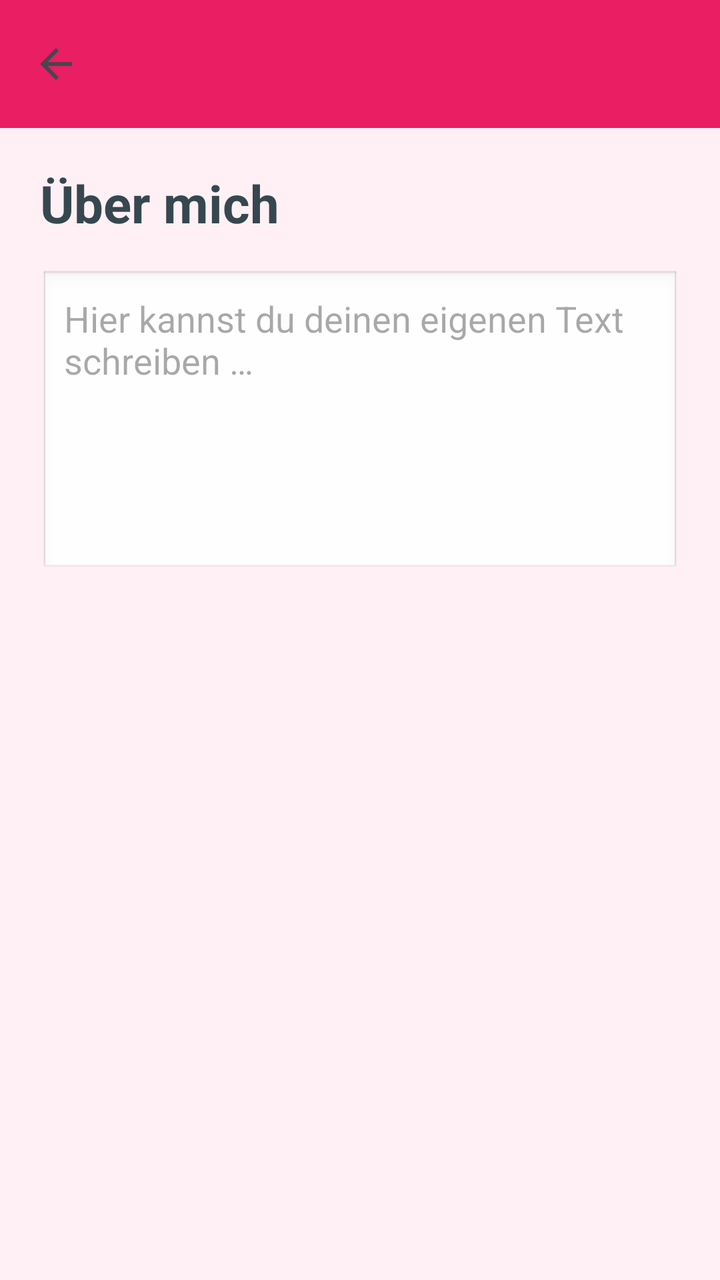
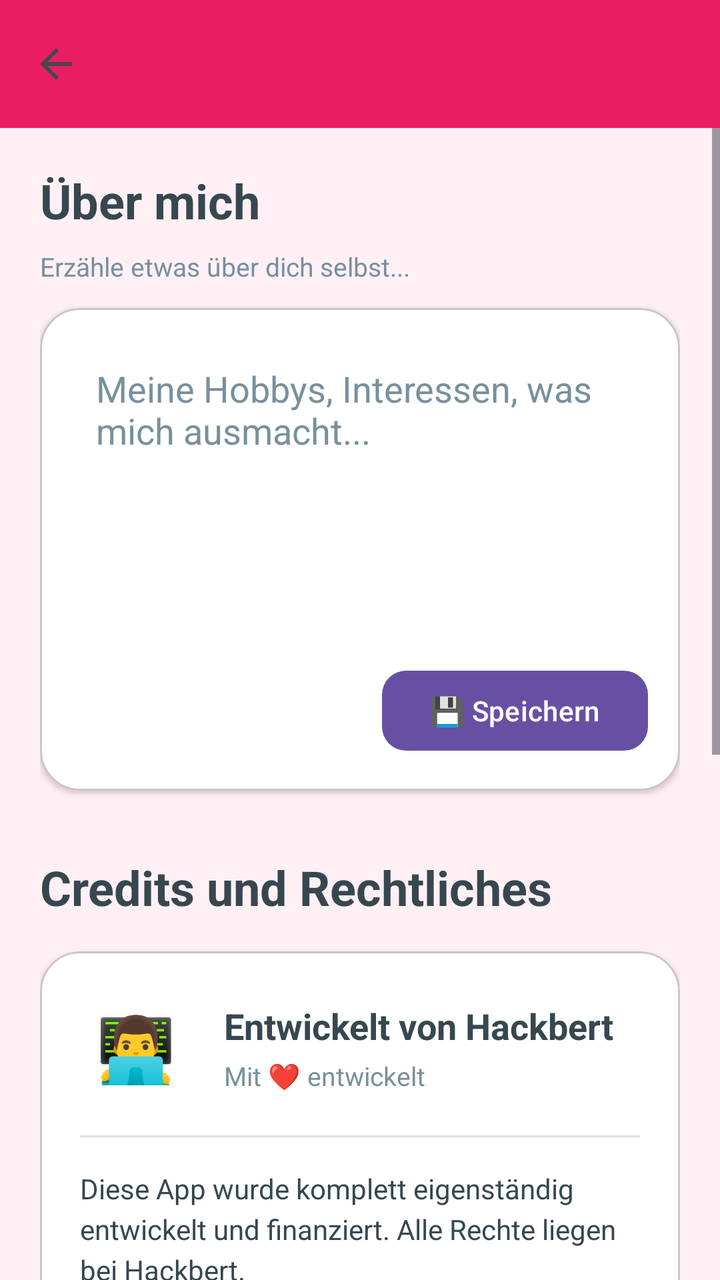

Two renders of the same Android screen: before a commit and after it. Below are the layout's source before the change and the commit's diff.
<!-- AndroidManifest.xml: application theme Theme.MeinTagebuch -->
<!-- res/layout/activity_ueber_mich.xml -->
<?xml version="1.0" encoding="utf-8"?>
<LinearLayout
    xmlns:android="http://schemas.android.com/apk/res/android"
    xmlns:app="http://schemas.android.com/apk/res-auto"
    android:layout_width="match_parent"
    android:layout_height="match_parent"
    android:orientation="vertical"
    android:background="@color/background">

    
    <include layout="@layout/include_toolbar"/>

    <ScrollView
        android:layout_width="match_parent"
        android:layout_height="match_parent">

        <LinearLayout
            android:layout_width="match_parent"
            android:layout_height="wrap_content"
            android:orientation="vertical"
            android:padding="20dp">

            <TextView
                android:layout_height="wrap_content"
                android:layout_width="wrap_content"
                android:text="Über mich"
                android:textSize="26sp"
                android:textStyle="bold"
                android:textColor="@color/primary_text"
                android:layout_marginBottom="16dp"/>

            <EditText
                android:hint="Hier kannst du deinen eigenen Text schreiben …"
                android:minLines="6"
                android:gravity="top"
                android:padding="12dp"
                android:background="@android:drawable/edit_text"
                android:layout_width="match_parent"
                android:layout_height="wrap_content"/>
        </LinearLayout>
    </ScrollView>
</LinearLayout>
<!-- res/layout/include_toolbar.xml (included above) -->
<?xml version="1.0" encoding="utf-8"?>
<androidx.appcompat.widget.Toolbar
    xmlns:android="http://schemas.android.com/apk/res/android"
    xmlns:app="http://schemas.android.com/apk/res-auto"
    android:id="@+id/toolbar"
    android:layout_width="match_parent"
    android:layout_height="?attr/actionBarSize"
    android:background="@color/primary"
    android:elevation="4dp"
    app:titleTextColor="@android:color/white"
    app:navigationIcon="?attr/homeAsUpIndicator"/>
<!-- resources referenced by this layout -->
<resources>
  <color name="background">#FFF0F5</color>
  <color name="primary">#E91E63</color>
  <color name="primary_text">#37474F</color>
  <style name="Theme.MeinTagebuch" parent="Base.Theme.MeinTagebuch" />
  <style name="Base.Theme.MeinTagebuch" parent="Theme.Material3.DayNight.NoActionBar">
          
          
      </style>
</resources>

<!-- the commit's change to res/layout/activity_ueber_mich.xml (unified diff, before → after) -->
@@ -20,23 +20,279 @@
             android:orientation="vertical"
             android:padding="20dp">
 
+            
             <TextView
-                android:layout_height="wrap_content"
                 android:layout_width="wrap_content"
+                android:layout_height="wrap_content"
                 android:text="Über mich"
-                android:textSize="26sp"
+                android:textSize="24sp"
+                android:textStyle="bold"
+                android:textColor="@color/primary_text"
+                android:layout_marginBottom="8dp"/>
+
+            <TextView
+                android:layout_width="match_parent"
+                android:layout_height="wrap_content"
+                android:text="Erzähle etwas über dich selbst..."
+                android:textSize="13sp"
+                android:textColor="@color/secondary_text"
+                android:layout_marginBottom="12dp"/>
+
+            <com.google.android.material.card.MaterialCardView
+                android:layout_width="match_parent"
+                android:layout_height="wrap_content"
+                android:layout_marginBottom="32dp"
+                app:cardCornerRadius="20dp"
+                app:cardElevation="2dp"
+                android:backgroundTint="@color/card_background">
+
+                <LinearLayout
+                    android:layout_width="match_parent"
+                    android:layout_height="wrap_content"
+                    android:orientation="vertical"
+                    android:padding="16dp">
+
+                    <EditText
+                        android:id="@+id/aboutMeEditText"
+                        android:layout_width="match_parent"
+                        android:layout_height="wrap_content"
+                        android:hint="Meine Hobbys, Interessen, was mich ausmacht..."
+                        android:textColorHint="@color/secondary_text"
+                        android:textColor="@color/primary_text"
+                        android:minLines="6"
+                        android:gravity="top|start"
+                        android:padding="12dp"
+                        android:background="@null"
+                        android:inputType="textMultiLine|textCapSentences"/>
+
+                    <Button
+                        android:id="@+id/saveAboutMeButton"
+                        android:layout_width="wrap_content"
+                        android:layout_height="wrap_content"
+                        android:text="💾 Speichern"
+                        android:layout_gravity="end"
+                        android:layout_marginTop="8dp"
+                        app:cornerRadius="12dp"/>
+                </LinearLayout>
+
+            </com.google.android.material.card.MaterialCardView>
+
+            
+            <TextView
+                android:layout_width="wrap_content"
+                android:layout_height="wrap_content"
+                android:text="Credits und Rechtliches"
+                android:textSize="24sp"
                 android:textStyle="bold"
                 android:textColor="@color/primary_text"
                 android:layout_marginBottom="16dp"/>
 
-            <EditText
-                android:hint="Hier kannst du deinen eigenen Text schreiben …"
-                android:minLines="6"
-                android:gravity="top"
-                android:padding="12dp"
-                android:background="@android:drawable/edit_text"
-                android:layout_width="match_parent"
-                android:layout_height="wrap_content"/>
+            
+            <com.google.android.material.card.MaterialCardView
+                android:layout_width="match_parent"
+                android:layout_height="wrap_content"
+                android:layout_marginBottom="16dp"
+                app:cardCornerRadius="20dp"
+                app:cardElevation="3dp"
+                android:backgroundTint="@color/card_background">
+
+                <LinearLayout
+                    android:layout_width="match_parent"
+                    android:layout_height="wrap_content"
+                    android:orientation="vertical"
+                    android:padding="20dp">
+
+                    <LinearLayout
+                        android:layout_width="match_parent"
+                        android:layout_height="wrap_content"
+                        android:orientation="horizontal"
+                        android:gravity="center_vertical"
+                        android:layout_marginBottom="16dp">
+
+                        <TextView
+                            android:layout_width="56dp"
+                            android:layout_height="56dp"
+                            android:text="👨‍💻"
+                            android:textSize="32sp"
+                            android:gravity="center"/>
+
+                        <LinearLayout
+                            android:layout_width="0dp"
+                            android:layout_height="wrap_content"
+                            android:layout_weight="1"
+                            android:orientation="vertical"
+                            android:layout_marginStart="16dp">
+
+                            <TextView
+                                android:layout_width="match_parent"
+                                android:layout_height="wrap_content"
+                                android:text="Entwickelt von Hackbert"
+                                android:textSize="18sp"
+                                android:textStyle="bold"
+                                android:textColor="@color/primary_text"/>
+
+                            <TextView
+                                android:layout_width="match_parent"
+                                android:layout_height="wrap_content"
+                                android:text="Mit ❤️ entwickelt"
+                                android:textSize="13sp"
+                                android:textColor="@color/secondary_text"
+                                android:layout_marginTop="4dp"/>
+                        </LinearLayout>
+                    </LinearLayout>
+
+                    <View
+                        android:layout_width="match_parent"
+                        android:layout_height="1dp"
+                        android:background="#E0E0E0"
+                        android:layout_marginBottom="16dp"/>
+
+                    <TextView
+                        android:layout_width="match_parent"
+                        android:layout_height="wrap_content"
+                        android:text="Diese App wurde komplett eigenständig entwickelt und finanziert. Alle Rechte liegen bei Hackbert."
+                        android:textSize="14sp"
+                        android:textColor="@color/primary_text"
+                        android:lineSpacingExtra="4dp"
+                        android:layout_marginBottom="16dp"/>
+
+                    <TextView
+                        android:layout_width="match_parent"
+                        android:layout_height="wrap_content"
+                        android:text="💡 Dieses Projekt wird vollständig privat finanziert, ohne externe Investoren oder Werbung. Deine Privatsphäre steht an erster Stelle."
+                        android:textSize="13sp"
+                        android:textColor="@color/secondary_text"
+                        android:lineSpacingExtra="4dp"
+                        android:layout_marginBottom="16dp"/>
+
+                    <TextView
+                        android:layout_width="match_parent"
+                        android:layout_height="wrap_content"
+                        android:text="🙏 Besonderer Dank"
+                        android:textSize="16sp"
+                        android:textStyle="bold"
+                        android:textColor="@color/primary_text"
+                        android:layout_marginBottom="8dp"/>
+
+                    <TextView
+                        android:layout_width="match_parent"
+                        android:layout_height="wrap_content"
+                        android:text="• Allen Beta-Testern für ihr wertvolles Feedback\n• Der Open-Source-Community für großartige Tools\n• Dir, für die Nutzung dieser App! 💕"
+                        android:textSize="13sp"
+                        android:textColor="@color/secondary_text"
+                        android:lineSpacingExtra="4dp"/>
+
+                </LinearLayout>
+            </com.google.android.material.card.MaterialCardView>
+
+            
+            <com.google.android.material.card.MaterialCardView
+                android:layout_width="match_parent"
+                android:layout_height="wrap_content"
+                android:layout_marginBottom="16dp"
+                app:cardCornerRadius="16dp"
+                app:cardElevation="0dp"
+                app:strokeWidth="1dp"
+                app:strokeColor="#E0E0E0"
+                android:backgroundTint="@color/card_background">
+
+                <LinearLayout
+                    android:layout_width="match_parent"
+                    android:layout_height="wrap_content"
+                    android:orientation="horizontal"
+                    android:padding="16dp"
+                    android:gravity="center_vertical">
+
+                    <TextView
+                        android:layout_width="32dp"
+                        android:layout_height="32dp"
+                        android:text="©"
+                        android:textSize="20sp"
+                        android:textStyle="bold"
+                        android:gravity="center"
+                        android:textColor="@color/primary"
+                        android:layout_marginEnd="12dp"/>
+
+                    <TextView
+                        android:layout_width="0dp"
+                        android:layout_height="wrap_content"
+                        android:layout_weight="1"
+                        android:text="© 2025 Hackbert. Alle Rechte vorbehalten."
+                        android:textSize="13sp"
+                        android:textColor="@color/secondary_text"/>
+                </LinearLayout>
+            </com.google.android.material.card.MaterialCardView>
+
+            
+            <com.google.android.material.card.MaterialCardView
+                android:id="@+id/websiteCard"
+                android:layout_width="match_parent"
+                android:layout_height="wrap_content"
+                android:layout_marginBottom="16dp"
+                app:cardCornerRadius="20dp"
+                app:cardElevation="3dp"
+                android:clickable="true"
+                android:focusable="true"
+                android:foreground="?attr/selectableItemBackground"
+                android:backgroundTint="@color/primary">
+
+                <LinearLayout
+                    android:layout_width="match_parent"
+                    android:layout_height="wrap_content"
+                    android:orientation="horizontal"
+                    android:padding="20dp"
+                    android:gravity="center_vertical">
+
+                    <TextView
+                        android:layout_width="48dp"
+                        android:layout_height="48dp"
+                        android:text="🌐"
+                        android:textSize="28sp"
+                        android:gravity="center"/>
+
+                    <LinearLayout
+                        android:layout_width="0dp"
+                        android:layout_height="wrap_content"
+                        android:layout_weight="1"
+                        android:orientation="vertical"
+                        android:layout_marginStart="16dp">
+
+                        <TextView
+                            android:layout_width="match_parent"
+                            android:layout_height="wrap_content"
+                            android:text="Besuche hackbert.org"
+                            android:textSize="17sp"
+                            android:textStyle="bold"
+                            android:textColor="@android:color/white"/>
+
+                        <TextView
+                            android:layout_width="match_parent"
+                            android:layout_height="wrap_content"
+                            android:text="Mehr Projekte und Kontakt"
+                            android:textSize="13sp"
+                            android:textColor="@android:color/white"
+                            android:alpha="0.9"
+                            android:layout_marginTop="4dp"/>
+                    </LinearLayout>
+
+                    <ImageView
+                        android:layout_width="24dp"
+                        android:layout_height="24dp"
+                        android:src="@android:drawable/ic_menu_send"
+                        app:tint="@android:color/white"/>
+                </LinearLayout>
+            </com.google.android.material.card.MaterialCardView>
+
+            
+            <TextView
+                android:layout_width="match_parent"
+                android:layout_height="wrap_content"
+                android:text="Version 1.0.0"
+                android:textSize="12sp"
+                android:textColor="@color/secondary_text"
+                android:gravity="center"
+                android:layout_marginTop="8dp"/>
+
         </LinearLayout>
     </ScrollView>
 </LinearLayout>
<!-- resource entries referenced after the edit -->
@@ -1,8 +1,10 @@
 <!-- resources referenced by this layout -->
 <resources>
   <color name="background">#FFF0F5</color>
+  <color name="card_background">#FFFFFF</color>
   <color name="primary">#E91E63</color>
   <color name="primary_text">#37474F</color>
+  <color name="secondary_text">#78909C</color>
   <style name="Theme.MeinTagebuch" parent="Base.Theme.MeinTagebuch" />
   <style name="Base.Theme.MeinTagebuch" parent="Theme.Material3.DayNight.NoActionBar">
           
